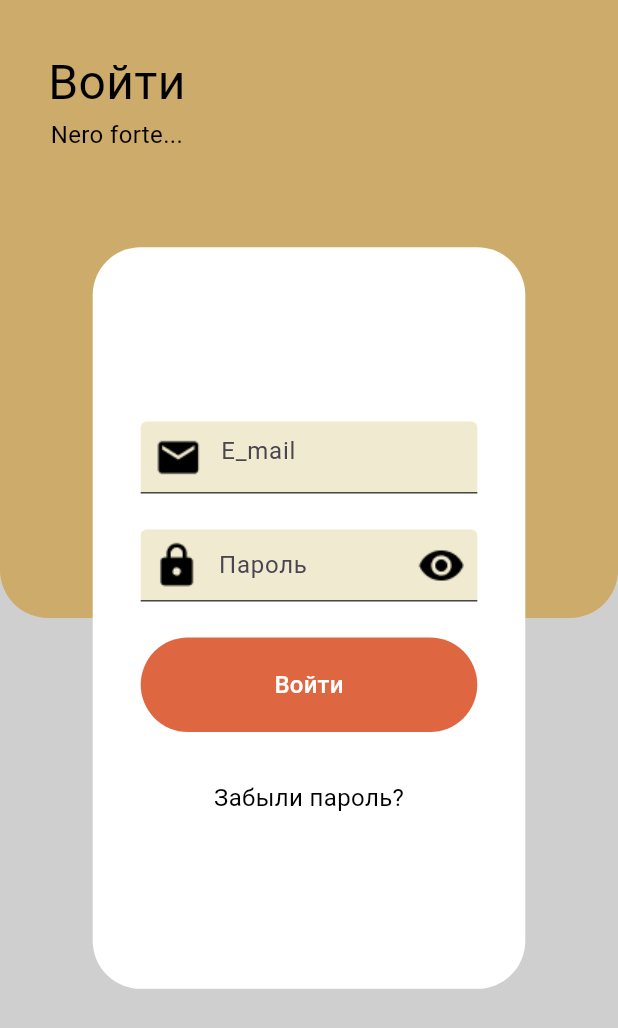
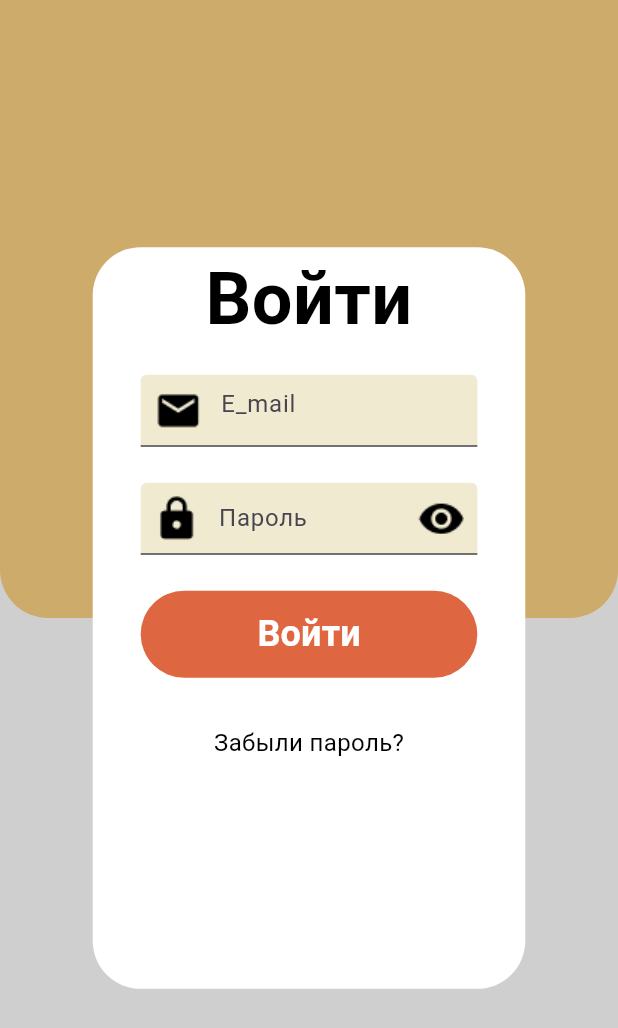
Before and after one commit to MoonLoone/fox_iot, a Flutter app: the SignInPage screen opened by its route, on a phone screen of 412 x 824 dp. Shown: the top 1028 px of the screen. Run offline on Flutter 3.47's test engine with Material 3 defaults, Android fonts, the light colour scheme and no system bars; our stand-ins replace firebase_auth, firebase_core, flutter_bloc, flutter_blue, get_it, hive and 1 more; accounts and stored records are empty; generated files the repository leaves out were written again.

Commit message:
feat: Layout Кнопки в welcome, primary button. Верстка в SignInPage

```diff
--- a/lib/feature/auth/presentation/sign_in_page/SignInPage.dart
+++ b/lib/feature/auth/presentation/sign_in_page/SignInPage.dart
@@ -18,7 +18,6 @@ class SignInPage extends StatefulWidget {
 }
 
 class SignInPageState extends State<SignInPage> {
-
   final TextEditingController emailController = TextEditingController();
   final TextEditingController passwordController = TextEditingController();
 
@@ -29,6 +28,7 @@ class SignInPageState extends State<SignInPage> {
       final isPasswordVisible = state.isPasswordVisible;
       final SignInBloc signInBloc = BlocProvider.of<SignInBloc>(context);
       return Background(Scaffold(
+          resizeToAvoidBottomInset: false,
           backgroundColor: Colors.amber.withOpacity(0),
           body: Stack(children: [
             FractionallySizedBox(
@@ -37,19 +37,6 @@ class SignInPageState extends State<SignInPage> {
               child: DecoratedBox(
                   decoration: BoxDecoration(color: FoxIotTheme.colors.tint)),
             ),
-            Padding(
-                padding: const EdgeInsets.all(32),
-                child: Column(
-                  mainAxisAlignment: MainAxisAlignment.start,
-                  children: [
-                    Text(S.of(context).signIn,
-                        style: FoxIotTheme.textStyles.h3),
-                    Text(
-                      "Nero forte...",
-                      style: FoxIotTheme.textStyles.primary,
-                    ),
-                  ],
-                )),
             Center(
                 child: FractionallySizedBox(
               widthFactor: 0.7,
@@ -64,10 +51,19 @@ class SignInPageState extends State<SignInPage> {
                         left: 32,
                         right: 32,
                       ),
-                      child: Column(
+                      child: SingleChildScrollView(
+                          child: Column(
                         mainAxisAlignment: MainAxisAlignment.center,
                         mainAxisSize: MainAxisSize.max,
                         children: [
+                          Text(
+                            S.of(context).signIn,
+                            style: FoxIotTheme.textStyles.h2,
+                            textAlign: TextAlign.center,
+                          ),
+                          const SizedBox(
+                            height: 16,
+                          ),
                           TextField(
                             controller: emailController,
                             style: FoxIotTheme.textStyles.primary,
@@ -123,7 +119,7 @@ class SignInPageState extends State<SignInPage> {
                             style: FoxIotTheme.textStyles.primary,
                           )
                         ],
-                      ))),
+                      )))),
             ))
           ])));
     });
--- a/lib/res/components/fox_iot_buttons.dart
+++ b/lib/res/components/fox_iot_buttons.dart
@@ -24,7 +24,7 @@ class FoxIoTPrimaryButton extends StatelessWidget {
             style: ButtonStyle(
                 backgroundColor:
                     MaterialStateProperty.all(FoxIotTheme.colors.third),
-                padding: MaterialStateProperty.all(const EdgeInsets.all(20)),
+                padding: MaterialStateProperty.all(const EdgeInsets.symmetric(vertical: 12)),
                 shape: MaterialStateProperty.all(RoundedRectangleBorder(
                     borderRadius: BorderRadius.circular(100)))),
             child: Row(
@@ -33,7 +33,7 @@ class FoxIoTPrimaryButton extends StatelessWidget {
                 if (trailingItem != null) trailingItem!,
                 Text(
                   btnText ?? "",
-                  style: FoxIotTheme.textStyles.primary
+                  style: FoxIotTheme.textStyles.h4
                       .copyWith(color: FoxIotTheme.colors.onThird),
                 ),
                 if (leadingItem != null) leadingItem!
--- a/lib/res/values/assets.dart
+++ b/lib/res/values/assets.dart
@@ -16,6 +16,7 @@ class UndefinedAsset extends FoxIoTAsset {
 }
 
 enum FoxIotAssetName {
+  logo1,
   undefined,
   email,
   passwordLock,
--- a/lib/res/values/theme.dart
+++ b/lib/res/values/theme.dart
@@ -26,10 +26,13 @@ class FoxIotTheme {
   static final FoxTextStyles textStyles = FoxTextStyles(
     primary: TextStyle(fontSize: 16, color: colors.textPrimary),
     secondary: TextStyle(fontSize: 12, color: colors.textSecondary),
-    h1: TextStyle(fontSize: 56, color: colors.textPrimary),
-    h2: TextStyle(fontSize: 48, color: colors.textPrimary),
-    h3: TextStyle(fontSize: 32, color: colors.textPrimary),
-    h4: TextStyle(fontSize: 24, color: colors.textPrimary),
+    h1: TextStyle(
+        fontSize: 56, color: colors.textPrimary, fontWeight: FontWeight.bold),
+    h2: TextStyle(
+        fontSize: 48, color: colors.textPrimary, fontWeight: FontWeight.bold),
+    h3: TextStyle(
+        fontSize: 32, color: colors.textPrimary, fontWeight: FontWeight.bold),
+    h4: TextStyle(fontSize: 24, color: colors.textPrimary, fontWeight: FontWeight.bold),
   );
 
   static final Map<FoxIotAssetName, FoxIoTAsset> assets = {
@@ -62,8 +65,8 @@ class FoxIotTheme {
         url: "${_BASE_ASSET_DIR}rules_un.png", size: sizes.primaryIconSize),
     FoxIotAssetName.addDevice: FoxIoTAsset(
         url: "${_BASE_ASSET_DIR}add_device.png", size: sizes.primaryIconSize),
-    FoxIotAssetName.bulb:
-        FoxIoTAsset(url: "${_BASE_ASSET_DIR}bulb.png", size: const Size(48, 48)),
+    FoxIotAssetName.bulb: FoxIoTAsset(
+        url: "${_BASE_ASSET_DIR}bulb.png", size: const Size(48, 48)),
     FoxIotAssetName.hub:
         FoxIoTAsset(url: "${_BASE_ASSET_DIR}hub.png", size: const Size(48, 48)),
     FoxIotAssetName.errorSearch: FoxIoTAsset(
@@ -79,15 +82,21 @@ class FoxIotTheme {
     FoxIotAssetName.exit: FoxIoTAsset(
         url: "${_BASE_ASSET_DIR}exit.png", size: sizes.primaryIconSize),
     FoxIotAssetName.familyMembers: FoxIoTAsset(
-        url: "${_BASE_ASSET_DIR}family_members.png", size: sizes.secondaryIconSize),
+        url: "${_BASE_ASSET_DIR}family_members.png",
+        size: sizes.secondaryIconSize),
     FoxIotAssetName.activeDevices: FoxIoTAsset(
-        url: "${_BASE_ASSET_DIR}active_devices.png", size: sizes.secondaryIconSize),
+        url: "${_BASE_ASSET_DIR}active_devices.png",
+        size: sizes.secondaryIconSize),
     FoxIotAssetName.nextArrow: FoxIoTAsset(
         url: "${_BASE_ASSET_DIR}next_arrow.png", size: sizes.primaryIconSize),
     FoxIotAssetName.signUpFoxGif: FoxIoTAsset(
-        url: "${_BASE_ASSET_DIR}sign_up_fox_gif.png", size: sizes.primaryIconSize),
+        url: "${_BASE_ASSET_DIR}sign_up_fox_gif.png",
+        size: sizes.primaryIconSize),
     FoxIotAssetName.google: FoxIoTAsset(
-        url: "${_BASE_ASSET_DIR}devicon_google.png", size: sizes.primaryIconSize),
+        url: "${_BASE_ASSET_DIR}devicon_google.png",
+        size: sizes.primaryIconSize),
+    FoxIotAssetName.logo1: FoxIoTAsset(
+        url: "${_BASE_ASSET_DIR}logo1.png",
+        size: sizes.primaryIconSize),
   };
-
 }
```
Also changed, not shown: lib/feature/welcome_page/pres/components/welcome_dialog.dart (+35 -77 lines).
